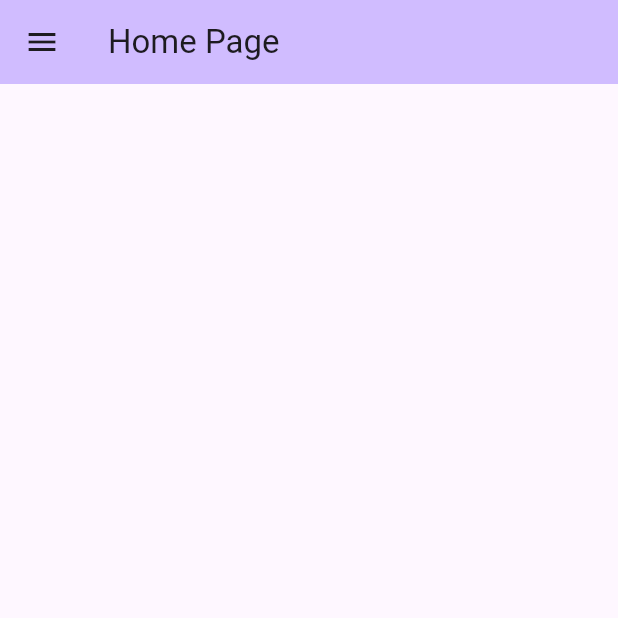
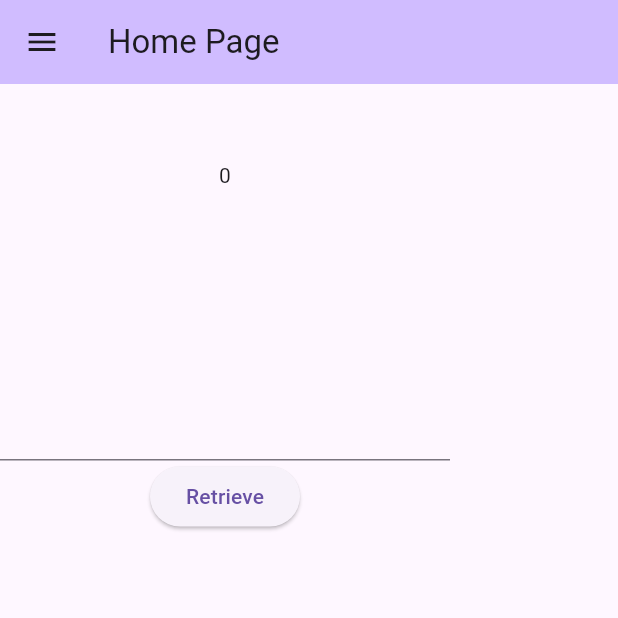
Before and after one commit to arushi1703/sample_practice, a Flutter app: the screen it shows once a user with an empty profile is signed in, on a phone screen of 412 x 824 dp, the top half of it. Run offline on Flutter 3.47's test engine with Material 3 defaults, Android fonts, the phone set to English and light mode, and no system bars; our stand-ins replace cloud_firestore, firebase_auth, firebase_core, shared_preferences; accounts and stored records are empty; network calls fail.

Commit message:
commit 2

```diff
--- a/lib/home.dart
+++ b/lib/home.dart
@@ -1,5 +1,9 @@
+import 'package:cloud_firestore/cloud_firestore.dart';
 import 'package:flutter/material.dart';
+import 'package:shared_preferences/shared_preferences.dart';
 import 'product.dart';
+import 'auth_service.dart';
+import 'userForm.dart';
 
 class Home extends StatefulWidget {
 
@@ -8,6 +12,12 @@ class Home extends StatefulWidget {
 }
 
 class _HomeState extends State<Home> {
+
+  final TextEditingController textdata= TextEditingController();
+
+  final authservice= AuthService();
+
+
 
   @override
   Widget build(BuildContext context) {
@@ -30,6 +40,7 @@ class _HomeState extends State<Home> {
             ListTile(
               title: const Text('Products Page'),
               onTap: () {
+                Navigator.pop(context);
                 Navigator.push(
                   context,
                   MaterialPageRoute(builder: (context)=>ProductList(),)
@@ -37,19 +48,73 @@ class _HomeState extends State<Home> {
               },
             ),
             ListTile(
-              title: const Text('Item 2'),
+              title: const Text('Form'),
               onTap: () {
-                // Update the state of the app.
-                // ...
+                Navigator.push(
+                  context,
+                  MaterialPageRoute(builder: (context)=>UserForm()),
+                );
+              },
+            ),
+            ListTile(
+              title: const Text('LogOut'),
+              onTap: () {
+                authservice.logOut();
               },
             ),
           ],
         ),
       ),
-      body: Center(
-        child: Column(
+      body: Column(
+        children:[
+          StreamBuilder<DocumentSnapshot>(
+          stream:FirebaseFirestore.instance.collection("users").doc("Urja").snapshots(),
+          builder: (context,snapshot){
+            if(snapshot.hasData){
+              final userData=snapshot.data!.data() as Map<String, dynamic>;
+              return Column(
+                children: [
+                  Text(userData["name"]),
+                  SizedBox(height:30),
+                  Text(userData["age"].toString()),
+                  SizedBox(height:30),
+                  Text(userData["email"]),
+                  SizedBox(height:30),
+                  Text(userData["password"]),
+                  SizedBox(height:30),
+                ],
+              );
+            }
+            else if(snapshot.hasError){
+              return Text('Error');
+            }
+            else{
+              return CircularProgressIndicator();
+            }
+          }
         ),
+          SizedBox(
+            width:300,
+            child: TextField(
+              controller: textdata,
+            ),
+          ),
+          ElevatedButton(
+              onPressed: (){ retrieveData();},
+              child: Text('Retrieve'),
+          )
+        ],
       ),
     );
   }
+  void retrieveData() async{
+    final SharedPreferences prefs = await SharedPreferences.getInstance();
+
+    final String? fn=prefs.getString("firstname");
+    final String? ln=prefs.getString("lastname");
+
+    setState(() {
+      textdata.text=fn!+" "+ln!;
+    });
+  }
 }
--- a/pubspec.yaml
+++ b/pubspec.yaml
@@ -35,7 +35,10 @@ dependencies:
   # The following adds the Cupertino Icons font to your application.
   # Use with the CupertinoIcons class for iOS style icons.
   cupertino_icons: ^1.0.2
+  firebase_core:
   firebase_auth: ^4.17.8
+  cloud_firestore: ^4.15.8
+  shared_preferences: ^2.2.2
 
 dev_dependencies:
   flutter_test:
```
Also changed, not shown: lib/auth_service.dart (+22 -3 lines), lib/login.dart (+32 -0 lines), lib/userForm.dart (added, +73 -0 lines), pubspec.lock, 3 other files.
